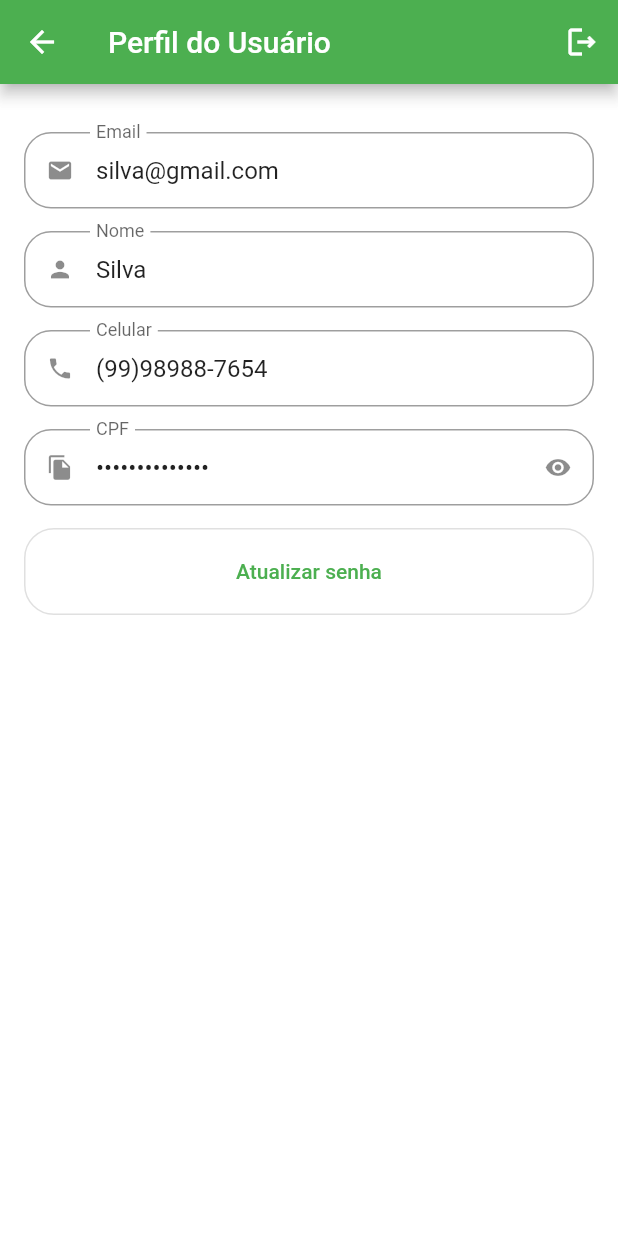
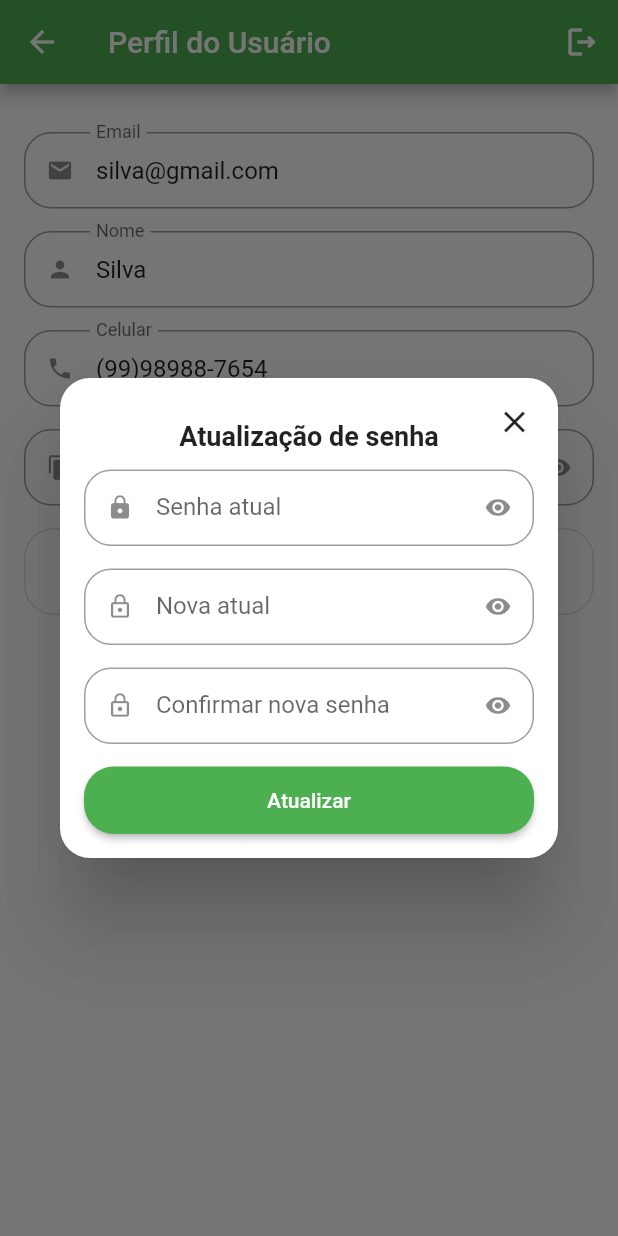
Before and after one commit to anderson-s/AppQuitandaVirtual, a Flutter app: the ProfileUiTab screen opened directly, after a tap on "Atualizar senha", on a phone screen of 412 x 824 dp. Run offline on Flutter 3.47's test engine with Material 2 defaults, Android fonts, the phone set to English and light mode, and no system bars; our stand-ins replace animated_text_kit, badges, mask_text_input_formatter.

Commit message:
Adicionando showDialog para alteração da senha

```diff
--- a/lib/app/ui/profile_ui_tab.dart
+++ b/lib/app/ui/profile_ui_tab.dart
@@ -3,9 +3,14 @@ import 'package:mask_text_input_formatter/mask_text_input_formatter.dart';
 import 'package:quitanda_virtual/app/ui/components/custom_textfield.dart';
 import 'package:quitanda_virtual/app/data/model/user_model.dart';
 
-class ProfileUiTab extends StatelessWidget {
-  ProfileUiTab({super.key});
+class ProfileUiTab extends StatefulWidget {
+  const ProfileUiTab({super.key});
 
+  @override
+  State<ProfileUiTab> createState() => _ProfileUiTabState();
+}
+
+class _ProfileUiTabState extends State<ProfileUiTab> {
   final phoneFormatter = MaskTextInputFormatter(
     mask: "(##) # ####-####",
     filter: {
@@ -19,6 +24,7 @@ class ProfileUiTab extends StatelessWidget {
       "#": RegExp(r'[0-9]'),
     },
   );
+
   @override
   Widget build(BuildContext context) {
     return SafeArea(
@@ -84,7 +90,9 @@ class ProfileUiTab extends StatelessWidget {
                     ),
                   ),
                 ),
-                onPressed: () {},
+                onPressed: () {
+                  updatePasswordDialog();
+                },
                 child: const Text("Atualizar senha"),
               ),
             ),
@@ -93,4 +101,90 @@ class ProfileUiTab extends StatelessWidget {
       ),
     );
   }
+
+  updatePasswordDialog() {
+    showDialog(
+      context: context,
+      builder: (context) {
+        return Dialog(
+          shape: RoundedRectangleBorder(
+            borderRadius: BorderRadius.circular(
+              20,
+            ),
+          ),
+          child: Stack(
+            children: [
+              Padding(
+                padding: const EdgeInsets.all(
+                  16,
+                ),
+                child: Column(
+                  mainAxisSize: MainAxisSize.min,
+                  crossAxisAlignment: CrossAxisAlignment.stretch,
+                  children: [
+                    const Padding(
+                      padding: EdgeInsets.symmetric(
+                        vertical: 12,
+                      ),
+                      child: Text(
+                        "Atualização de senha",
+                        textAlign: TextAlign.center,
+                        style: TextStyle(
+                          fontSize: 18,
+                          fontWeight: FontWeight.bold,
+                        ),
+                      ),
+                    ),
+                    const CustomTextField(
+                      labelText: "Senha atual",
+                      isSecret: true,
+                      iconPref: Icons.lock,
+                    ),
+                    const CustomTextField(
+                      labelText: "Nova atual",
+                      isSecret: true,
+                      iconPref: Icons.lock_outline,
+                    ),
+                    const CustomTextField(
+                      labelText: "Confirmar nova senha",
+                      isSecret: true,
+                      iconPref: Icons.lock_outline,
+                    ),
+                    SizedBox(
+                      height: 45,
+                      child: ElevatedButton(
+                        style: ElevatedButton.styleFrom(
+                          shape: RoundedRectangleBorder(
+                            borderRadius: BorderRadius.circular(
+                              20,
+                            ),
+                          ),
+                        ),
+                        onPressed: () {},
+                        child: const Text(
+                          "Atualizar",
+                        ),
+                      ),
+                    ),
+                  ],
+                ),
+              ),
+              Positioned(
+                top: 5,
+                right: 5,
+                child: IconButton(
+                  onPressed: () {
+                    Navigator.pop(context);
+                  },
+                  icon: const Icon(
+                    Icons.close_outlined,
+                  ),
+                ),
+              ),
+            ],
+          ),
+        );
+      },
+    );
+  }
 }
```
